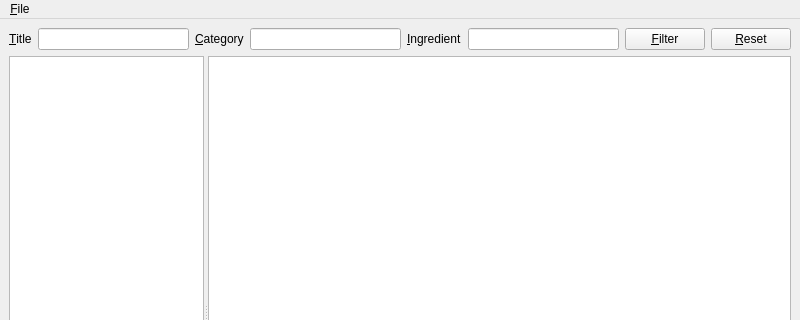
Before: the Qt Designer form anymeal/main_window.ui in wedesoft/anymeal, drawn with Qt 5; both pictures show x 0 to 800 and y 0 to 320 of the 800 by 600 pixel window.
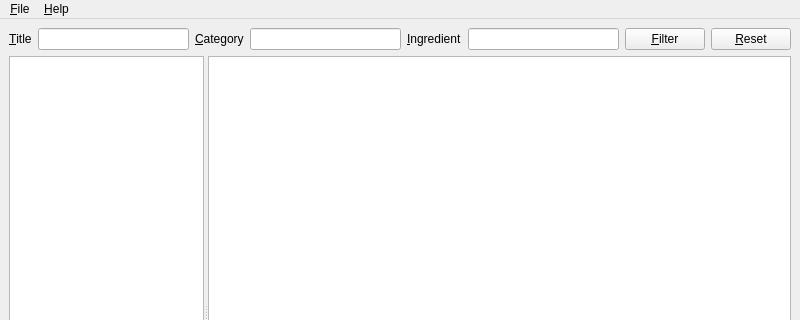
After: the same form once the commit is applied. Icons and pictures are not drawn.

Commit message: Added "about" dialog

What changed in the file:
```diff
--- a/anymeal/main_window.ui
+++ b/anymeal/main_window.ui
@@ -128,7 +128,14 @@
     <addaction name="action_print"/>
     <addaction name="action_quit"/>
    </widget>
+   <widget class="QMenu" name="menuHelp">
+    <property name="title">
+     <string>&amp;Help</string>
+    </property>
+    <addaction name="action_about"/>
+   </widget>
    <addaction name="menu_file"/>
+   <addaction name="menuHelp"/>
   </widget>
   <widget class="QStatusBar" name="statusbar"/>
   <action name="action_quit">
```
Left out of the diff: 8 changed lines with no effect on the pictures. The commit also changes 2 other files.
